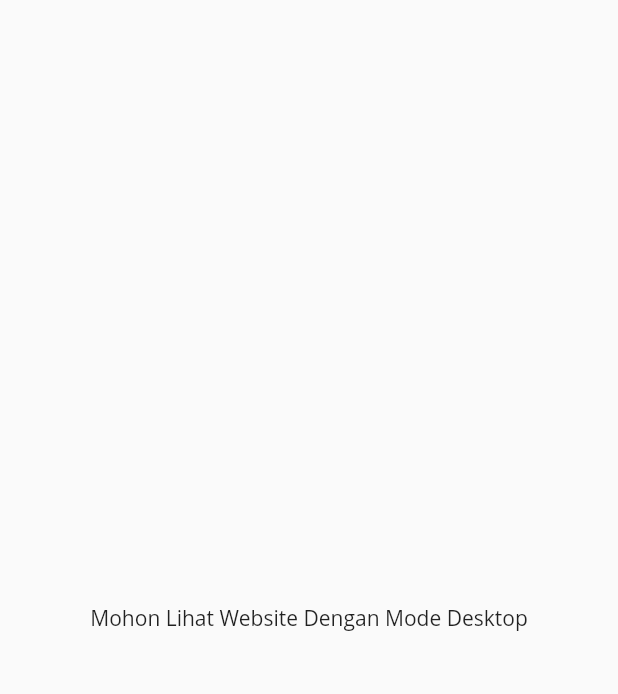
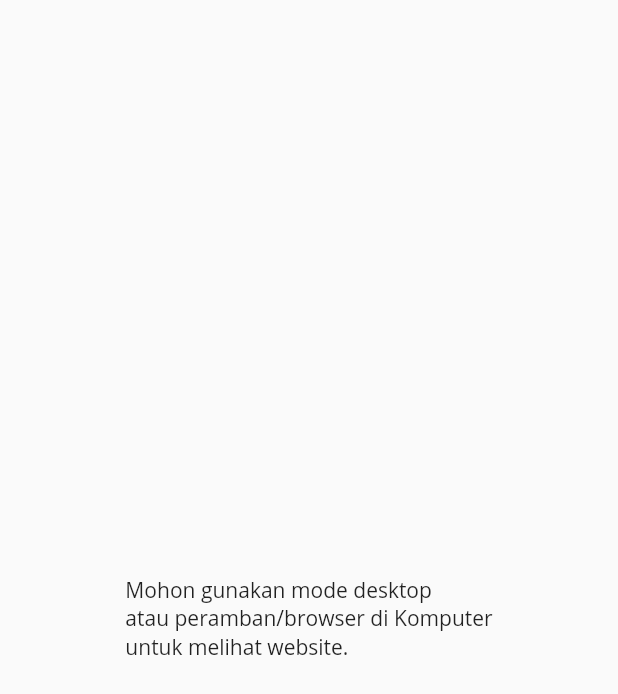
Before and after one commit to kholiqulrasydin/dakotasite, a Flutter app: the HomeDashboardMobile screen opened directly, on a phone screen of 412 x 824 dp. Shown: the top 694 px of the screen. Run offline on Flutter 3.47's test engine with Material 2 defaults, Android fonts, the phone set to English and light mode, and no system bars; our stand-ins replace bloc, flutter_bloc, fluttertoast, get_it, pdf, printing and 3 more; accounts and stored records are empty.

Commit message:
Stability Fix

```diff
--- a/lib/views/auth/home/home_dashboard_mobile.dart
+++ b/lib/views/auth/home/home_dashboard_mobile.dart
@@ -10,7 +10,7 @@ class _HomeDashboardMobileState extends State<HomeDashboardMobile> {
   Widget build(BuildContext context) {
     return Scaffold(
       body: Center(
-        child: Text('Mohon Lihat Website Dengan Mode Desktop'),
+        child: Text('Mohon gunakan mode desktop\natau peramban/browser di Komputer\nuntuk melihat website.'),
       ),
     );
   }
--- a/lib/views/auth/reports/reports_mobile.dart
+++ b/lib/views/auth/reports/reports_mobile.dart
@@ -11,7 +11,7 @@ class _ReportsMobileState extends State<ReportsMobile> {
     return Scaffold(
       backgroundColor: Colors.white24,
       body: Center(
-        child: Text('Mohon Lihat Website Dengan Mode Desktop'),
+        child: Text('Mohon gunakan mode desktop\natau peramban/browser di Komputer\nuntuk melihat website.'),
       ),
     );
   }
```
